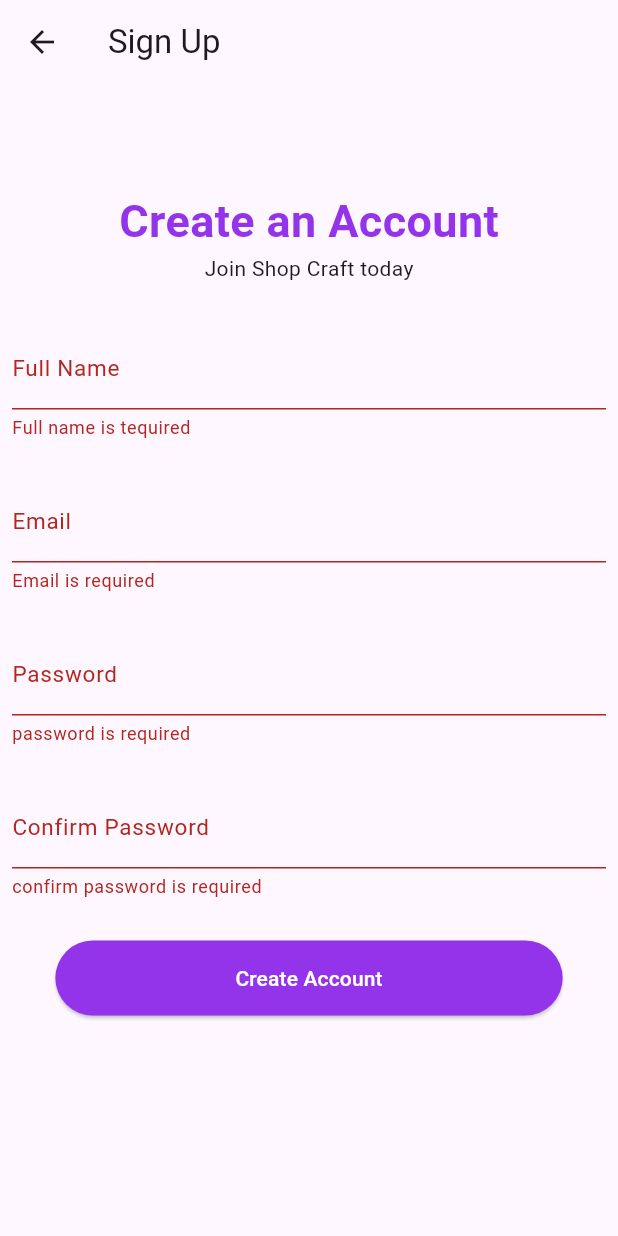
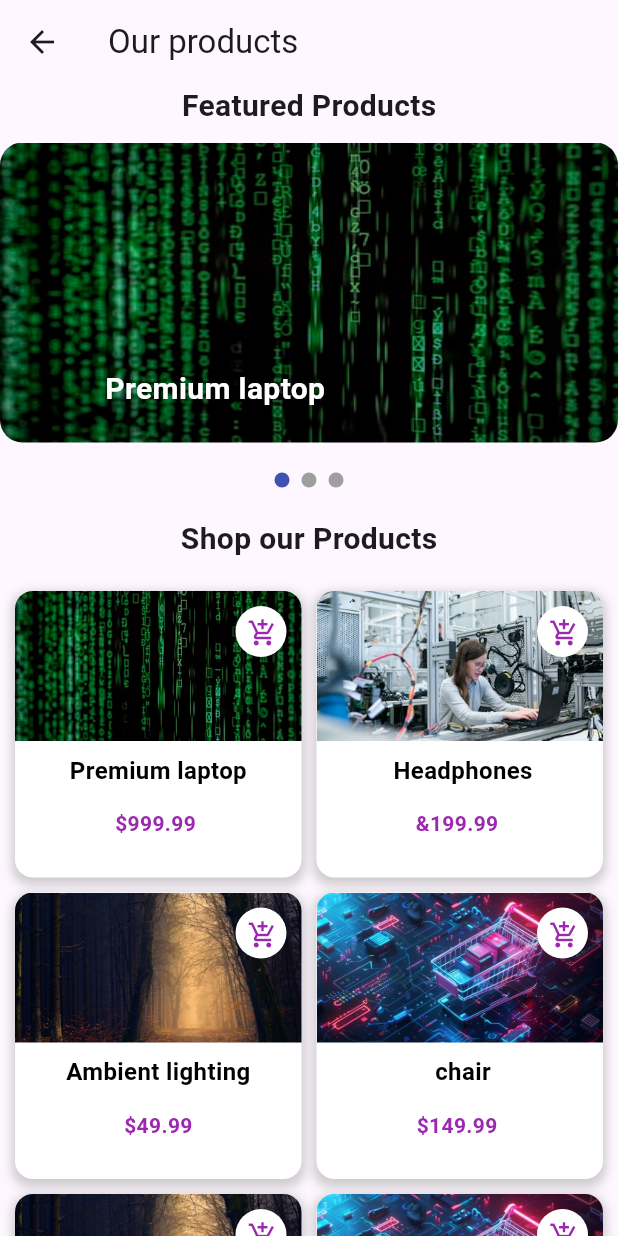
Before and after one commit to mariamesam720/ShoppingApp, a Flutter app: the Signup screen opened directly, after a tap on "Create Account", on a phone screen of 412 x 824 dp. Run offline on Flutter 3.47's test engine with Material 3 defaults, Android fonts, the phone set to English and light mode, and no system bars; drawn by our look-alikes of smooth_page_indicator; network calls fail.

Commit message:
created home_page

```diff
--- a/lib/main.dart
+++ b/lib/main.dart
@@ -11,6 +11,7 @@
   @override
   Widget build(BuildContext context) {
     return MaterialApp(
+      debugShowCheckedModeBanner: false,
       title: 'Shop Craft',
 
       home: const Welcome(), // Use the Welcome screen as the home screen
--- a/lib/screens/Login.dart
+++ b/lib/screens/Login.dart
@@ -1,8 +1,9 @@
 import 'dart:math';
 
 import 'package:flutter/material.dart';
-import 'package:shooping_app/utilis/custom_button.dart';
-import 'package:shooping_app/utilis/my_text_field.dart';
+import 'package:shooping_app/screens/home.dart';
+import 'package:shooping_app/widgets/custom_button.dart';
+import 'package:shooping_app/widgets/my_text_field.dart';
 
 class Login extends StatefulWidget {
   Login({super.key});
@@ -22,6 +23,7 @@
       final snackBar = SnackBar(content: const Text('Account sign-in successfully'));
       ScaffoldMessenger.of(context).showSnackBar(snackBar);
     }
+    Navigator.push(context, MaterialPageRoute(builder: (context)=>Home()));
   }
 
   String? _validateEmail(String? v) {
@@ -65,7 +67,7 @@
                 hintText: 'Email',
                 obscureText: false,
                 labalText: 'Email',
-                valid: _validateEmail,
+                valid: _validateEmail, onChanged: (v) {  },
               ),
             ),
             SizedBox(height: 10),
@@ -76,7 +78,7 @@
                 hintText: 'Password',
                 obscureText: true,
                 labalText: 'Password',
-                valid: _validatepass,
+                valid: _validatepass, onChanged: (v) {  },
               ),
             ),
             SizedBox(height: 20),
--- /dev/null
+++ b/lib/screens/home.dart
@@ -0,0 +1,86 @@
+import 'package:flutter/material.dart';
+import 'package:shooping_app/widgets/feature_product.dart';
+import 'package:shooping_app/widgets/hot_offers.dart';
+import 'package:shooping_app/widgets/product_card.dart';
+import 'package:smooth_page_indicator/smooth_page_indicator.dart';
+
+
+class Home extends StatefulWidget {
+
+  const Home({super.key});
+
+  @override
+  State<Home> createState() => _HomeState();
+}
+
+class _HomeState extends State<Home> {
+  final PageController _pageController = PageController();
+  @override
+  Widget build(BuildContext context) {
+    return Scaffold(
+      appBar: AppBar(
+        title: Text('Our products'),
+      ),
+      body:
+          SingleChildScrollView(
+
+            child: Column(
+              crossAxisAlignment: CrossAxisAlignment.start,
+              children:[
+                Center(child: Text('Featured Products', style: TextStyle(fontSize: 20, fontWeight: FontWeight.bold),)),
+                const SizedBox(height: 10,),
+                SizedBox(
+                  height: 200,
+                  child: PageView(
+
+                    controller: _pageController,
+                  scrollDirection: Axis.horizontal,
+                  children: [
+                    FeatureProduct(imagePath: 'assets/images/premium_laptop.jpg', data: 'Premium laptop',),
+                    FeatureProduct(imagePath: 'assets/images/prof_workspace.jpg', data: ' professional work space',),
+                    FeatureProduct(imagePath: 'assets/images/ligting.jpg', data: 'Ambient lighting',),
+                  ],
+                              ),
+                ),
+                  const SizedBox(height: 20,),
+                  Center(
+                    child: SmoothPageIndicator(controller: _pageController, count: 3,
+                    effect: WormEffect(
+                      dotHeight: 10,
+                      dotWidth: 10,
+                    ),
+
+                    ),
+                  ),
+                  const SizedBox(height: 20,),
+                Center(child: Text('Shop our Products', style: TextStyle(fontSize: 20, fontWeight: FontWeight.bold),)),
+                const SizedBox(height: 10,),
+                GridView.count(
+                  shrinkWrap: true,
+                  crossAxisCount: 2,
+                  crossAxisSpacing: 10,
+                  mainAxisSpacing: 10,
+                  padding: EdgeInsets.all(10),
+                  children: [
+                    ProductCard(imagePath: 'assets/images/premium_laptop.jpg', title: 'Premium laptop', price: r'$999.99 ',),
+                    ProductCard(imagePath: 'assets/images/prof_workspace.jpg', title: ' Headphones', price: r'&199.99 ',),
+                    ProductCard(imagePath: 'assets/images/ligting.jpg', title: 'Ambient lighting', price: r'$49.99',),
+                    ProductCard(imagePath: 'assets/images/shopping.jpg', title: ' chair', price: r'$149.99 ',),
+                    ProductCard(imagePath: 'assets/images/ligting.jpg', title: 'Ambient lighting', price: r'$49.99',),
+                    ProductCard(imagePath: 'assets/images/shopping.jpg', title: ' chair', price: r'$149.99 ',),
+
+                  ],
+                ),
+                SizedBox(height: 10,),
+                HotOffers()
+
+
+                ],
+            ),
+          )
+          );
+
+
+
+  }
+}
--- a/lib/screens/signup.dart
+++ b/lib/screens/signup.dart
@@ -1,6 +1,7 @@
 import 'package:flutter/material.dart';
-import 'package:shooping_app/utilis/custom_button.dart';
-import 'package:shooping_app/utilis/my_text_field.dart';
+import 'package:shooping_app/screens/home.dart';
+import 'package:shooping_app/widgets/custom_button.dart';
+import 'package:shooping_app/widgets/my_text_field.dart';
 
 class Signup extends StatefulWidget {
   Signup({super.key});
@@ -16,19 +17,26 @@
   final passwordcontroller = TextEditingController();
   final confirmpasswordcontroller = TextEditingController();
   void _Signup() {
-    final password = passwordcontroller.text;
-    final confirmPassword = confirmpasswordcontroller.text;
-    final email = emailcontroller.text.trim();
-    final fullname = fullnamecontroller.text.trim();
+
     if (_formKey.currentState!.validate()) {
       final snackbar = SnackBar(
         content: const Text('Account created successfully'),
       );
       ScaffoldMessenger.of(context).showSnackBar(snackbar);
     }
+    Navigator.push(context, MaterialPageRoute(builder: (context)=>Home()));
   }
 
   @override
+  void initState() {
+    super.initState();
+    passwordcontroller.addListener(() {
+      if(_formKey.currentState!=null){
+        _formKey.currentState!.validate();
+      }
+    });
+
+  }
   String? _validateName(String? v) {
     //check if empty
     if (v == null || v.trim().isEmpty) return 'Full name is tequired';
@@ -57,7 +65,7 @@
 
   String? _validateconfirm(String? v) {
     if (v == null || v.isEmpty) return 'confirm password is required';
-    if (v!=passwordcontroller.text) return 'passwords do not match';
+    if (v.trim()!=passwordcontroller.text.trim()) return 'passwords do not match';
     return null;
   }
 
@@ -96,7 +104,7 @@
                   hintText: 'Enter your full name',
                   obscureText: false,
                   labalText: 'Full Name',
-                  valid: _validateName,
+                  valid: _validateName, onChanged: (v) {  },
                 ),
                 SizedBox(height: 10),
                 MyTextField(
@@ -104,7 +112,7 @@
                   hintText: 'Enter your Email ',
                   obscureText: false,
                   labalText: 'Email',
-                  valid: _validateEmail,
+                  valid: _validateEmail, onChanged: (v) {  },
                 ),
 
                 SizedBox(height: 10),
@@ -113,7 +121,7 @@
                   hintText: 'Enter your password',
                   obscureText: true,
                   labalText: 'Password',
-                  valid: _validatepass,
+                  valid: _validatepass, onChanged: (v) {  },
                 ),
                 SizedBox(height: 10),
                 MyTextField(
@@ -122,6 +130,11 @@
                   obscureText: true,
                   labalText: 'Confirm Password',
                   valid: _validateconfirm,
+                  onChanged: (v) {
+                    if (_formKey.currentState != null) {
+                      _formKey.currentState!.validate();
+                    }
+                  },
                 ),
                 SizedBox(height: 20),
                 CustomButton(text: 'Create Account', onPressed: _Signup),
--- /dev/null
+++ b/lib/widgets/feature_product.dart
@@ -0,0 +1,24 @@
+import 'package:flutter/material.dart';
+
+class FeatureProduct extends StatelessWidget {
+  final String imagePath;
+  final String data ;
+  const FeatureProduct({super.key, required this.imagePath, required this.data});
+
+  @override
+  Widget build(BuildContext context) {
+    return Container(
+      width: 80,
+      height: 80,
+      decoration: BoxDecoration(
+        borderRadius: BorderRadius.circular(15),
+        image: DecorationImage(image: AssetImage(imagePath),fit: BoxFit.fill)
+      ),
+      child: Padding(
+      padding: EdgeInsetsGeometry.only(left: 70, top: 150),
+        child: Text(data, style: TextStyle(
+          fontSize: 20,fontWeight: FontWeight.bold,
+          color: Colors.white),),),
+    );
+  }
+}
--- /dev/null
+++ b/lib/widgets/hot_offers.dart
@@ -0,0 +1,81 @@
+import 'package:flutter/material.dart';
+
+class HotOffers extends StatelessWidget {
+  final List<Map<String, String>> offers = [
+    {
+      'image': 'assets/images/premium_laptop.jpg',
+      'desc': '50% off on Electronics',
+    },
+
+    {
+      'image': 'assets/images/premium_laptop.jpg',
+      'desc': 'Buy 2 Get 1 Free',
+    },
+    {
+      'image': 'assets/images/shopping.jpg',
+      'desc': 'Student Discount',
+    },
+    {
+      'image': 'assets/images/prof_workspace.jpg',
+      'desc': 'Bundle Deals',
+    },
+    {
+      'image': 'assets/images/shopping.jpg',
+      'desc': 'Free Shipping Weekend',
+    },
+  ];
+
+  @override
+  Widget build(BuildContext context) {
+    return Column(
+      children: [
+        Text(
+          'Hot offers',
+          style: TextStyle(fontSize: 22, fontWeight: FontWeight.bold),
+        ),
+
+        ListView.builder(
+          shrinkWrap: true,
+          itemCount: offers.length,
+          scrollDirection: Axis.vertical,
+          itemBuilder: (context, index) {
+            return Card(
+              margin: EdgeInsets.symmetric(horizontal: 12, vertical: 8),
+              shape: RoundedRectangleBorder(
+                borderRadius: BorderRadius.circular(12),
+              ),
+              child: Padding(
+                padding: const EdgeInsets.all(8.0),
+                child: Row(
+                  children: [
+
+                    ClipRRect(
+                      borderRadius: BorderRadius.circular(8),
+                      child: Image.asset(
+                        offers[index]["image"]!,
+                        width: 100,
+                        height: 80,
+                        fit: BoxFit.cover,
+                      ),
+                    ),
+
+                      SizedBox(width: 12),
+                      Expanded(
+                        child: Text(
+                          offers[index]["desc"]!,
+                          style: TextStyle(
+                            fontSize: 16,
+                            fontWeight: FontWeight.w500,
+                          ),
+                        ),
+                      ),
+                  ],
+                ),
+              ),
+            );
+          },
+        ),
+      ],
+    );
+  }
+}
--- a/lib/utilis/my_text_field.dart
+++ b/lib/widgets/my_text_field.dart
@@ -1,17 +1,21 @@
 import 'package:flutter/material.dart';
 
 class MyTextField extends StatelessWidget {
-  final controller;
+  final TextEditingController controller;
   final String hintText;
   final String labalText;
   final bool obscureText;
-  final  String? Function(String?)? valid;
+  final String? Function(String?)? valid;
+  final Function(String)? onChanged;
+
   const MyTextField({
     super.key,
     required this.controller,
     required this.hintText,
     required this.obscureText,
-    required this.labalText, required this.valid,
+    required this.labalText,
+    required this.valid,
+    this.onChanged,
   });
 
   @override
@@ -19,18 +23,23 @@
     return Padding(
       padding: const EdgeInsets.all(8.0),
       child: TextFormField(
+        controller: controller,
+        obscureText: obscureText,
         validator: valid,
+        onChanged: onChanged,
         decoration: InputDecoration(
           enabledBorder: OutlineInputBorder(
             borderRadius: BorderRadius.circular(8),
           ),
           focusedBorder: OutlineInputBorder(
             borderRadius: BorderRadius.circular(8),
-            borderSide: BorderSide(color: Color(0xFF9333EA)),
+            borderSide: const BorderSide(color: Color(0xFF9333EA)),
           ),
-
           hintText: hintText,
-          label: Text(labalText, style: TextStyle(fontSize: 15)),
+          label: Text(
+            labalText,
+            style: const TextStyle(fontSize: 15),
+          ),
         ),
       ),
     );
--- /dev/null
+++ b/lib/widgets/product_card.dart
@@ -0,0 +1,91 @@
+import 'package:flutter/material.dart';
+
+class ProductCard extends StatelessWidget {
+  final String imagePath;
+  final String title;
+  final String price;
+  const ProductCard({
+    super.key,
+    required this.imagePath,
+    required this.title,
+    required this.price,
+  });
+
+  @override
+  Widget build(BuildContext context) {
+    return Container(
+      width: 100,
+      height: 80,
+
+      decoration: BoxDecoration(
+        color: Colors.white,
+        borderRadius: BorderRadius.circular(12),
+        boxShadow: [
+          BoxShadow(
+            color: Colors.grey.withOpacity(0.5),
+            spreadRadius: 2,
+            blurRadius: 5,
+            offset: Offset(0, 3),
+          ),
+        ],
+      ),
+      child: Column(
+        children: [
+          Stack(
+            children: [
+              ClipRRect(
+                borderRadius: BorderRadius.vertical(top: Radius.circular(12)),
+                child: Image.asset(
+                  imagePath,
+                  width: double.infinity,
+                  height: 100,
+                  fit: BoxFit.cover,
+                ),
+              ),
+              Positioned(
+                top: 10,
+                right: 10,
+                child: CircleAvatar(
+                  radius: 17,
+
+                  backgroundColor: Colors.white,
+                  child: IconButton(
+                    icon: Icon(Icons.add_shopping_cart),
+                    iconSize: 20,
+                    color: Colors.purple,
+                    onPressed: () {
+                      final snackbar= SnackBar(content: Text('"Item added to the cart'),
+                      duration: Duration(seconds: 1),
+                      );
+                      ScaffoldMessenger.of(context).showSnackBar(snackbar);
+                    },
+                  ),
+                ),
+              ),
+            ],
+          ),
+          Padding(
+            padding: const EdgeInsets.all(8.0),
+            child: Text(
+              title,
+              style: TextStyle(
+                fontSize: 16,
+                fontWeight: FontWeight.bold,
+                color: Colors.black,
+              ),
+            ),
+          ),
+          const SizedBox(height: 6),
+          Text(
+            price.toString(),
+            style: TextStyle(
+              fontSize: 14,
+              fontWeight: FontWeight.bold,
+              color: Colors.purple,
+            ),
+          ),
+        ],
+      ),
+    );
+  }
+}
--- a/pubspec.yaml
+++ b/pubspec.yaml
@@ -34,6 +34,7 @@
   # The following adds the Cupertino Icons font to your application.
   # Use with the CupertinoIcons class for iOS style icons.
   cupertino_icons: ^1.0.8
+  smooth_page_indicator: ^1.2.1
 
 dev_dependencies:
   flutter_test:
@@ -60,6 +61,9 @@
   # To add assets to your application, add an assets section, like this:
   assets:
     - assets/images/shopping.jpg
+    - assets/images/premium_laptop.jpg
+    - assets/images/prof_workspace.jpg
+    - assets/images/ligting.jpg
 
 
   # An image asset can refer to one or more resolution-specific "variants", see
```
Also changed, not shown: assets/images/ligting.jpg (added), assets/images/premium_laptop.jpg (added), assets/images/prof_workspace.jpg (added), lib/widgets/custom_button.dart (renamed from lib/utilis/custom_button.dart), pubspec.lock.
